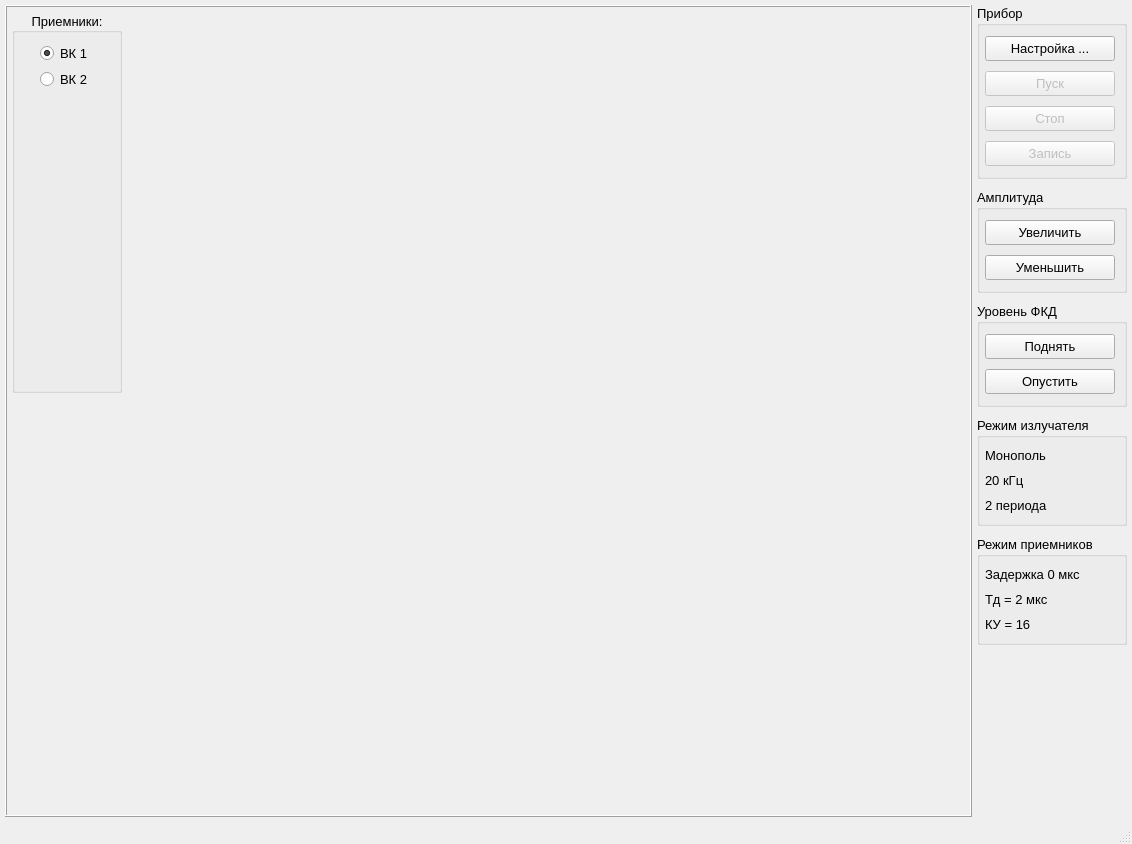
Above: mainwindow.ui from BatleCat/Qt_akp_reg before the change. Below: the same form after it.
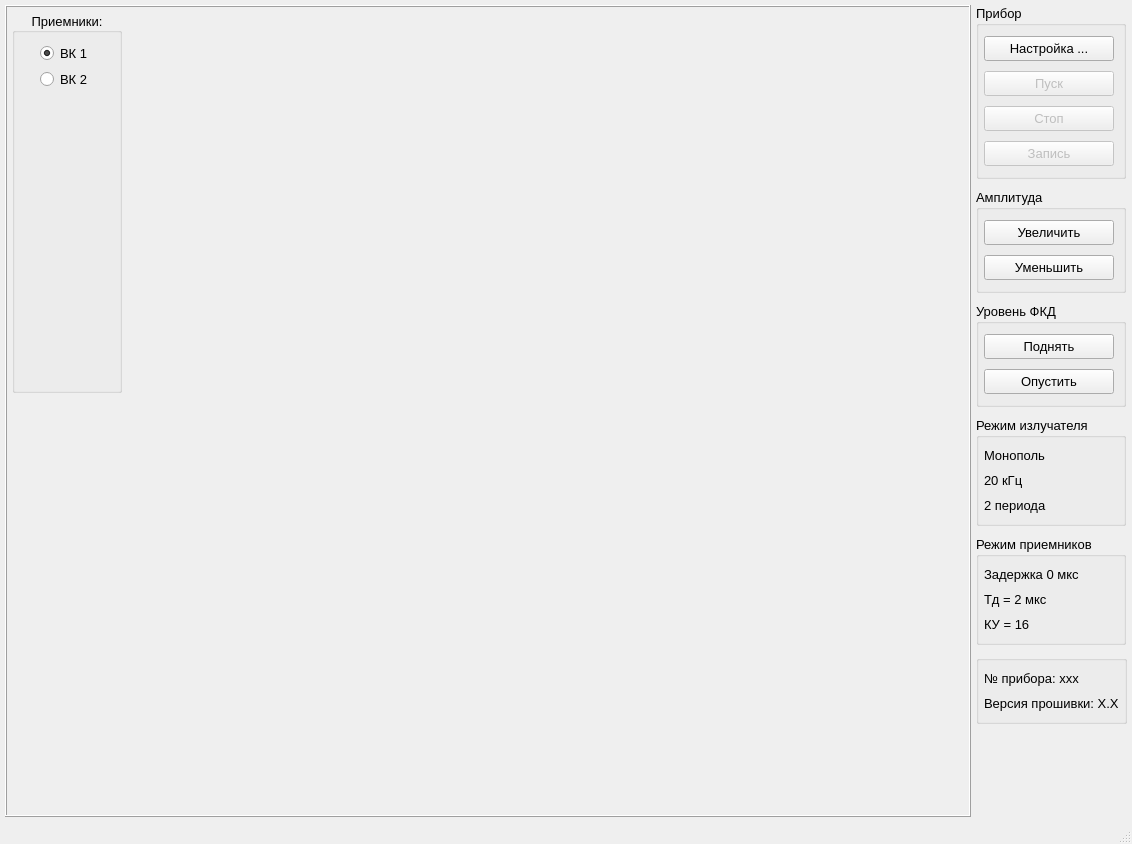
That is the form after the change. Icons and pictures are not drawn.

Commit message:
добавил вывод номера прибора и версии прошивки
* добавил вывод номера прибора и версии прошивки
* исправил вывод типа излучателя и числа периодов в соответствии с данными из прибора

Patch:
```diff
--- a/mainwindow.ui
+++ b/mainwindow.ui
@@ -851,6 +851,56 @@
         <zorder>label_RXdelay</zorder>
        </widget>
       </item>
+      <item>
+       <widget class="QGroupBox" name="groupBox_2">
+        <property name="minimumSize">
+         <size>
+          <width>0</width>
+          <height>30</height>
+         </size>
+        </property>
+        <property name="title">
+         <string/>
+        </property>
+        <layout class="QVBoxLayout" name="verticalLayout_2">
+         <property name="spacing">
+          <number>10</number>
+         </property>
+         <property name="leftMargin">
+          <number>5</number>
+         </property>
+         <property name="topMargin">
+          <number>10</number>
+         </property>
+         <property name="rightMargin">
+          <number>5</number>
+         </property>
+         <property name="bottomMargin">
+          <number>10</number>
+         </property>
+         <item>
+          <widget class="QLabel" name="label_ToolNo">
+           <property name="sizePolicy">
+            <sizepolicy hsizetype="Preferred" vsizetype="Preferred">
+             <horstretch>0</horstretch>
+             <verstretch>0</verstretch>
+            </sizepolicy>
+           </property>
+           <property name="text">
+            <string>№ прибора: ххх</string>
+           </property>
+          </widget>
+         </item>
+         <item>
+          <widget class="QLabel" name="label_SoftVer">
+           <property name="text">
+            <string>Версия прошивки: Х.Х</string>
+           </property>
+          </widget>
+         </item>
+        </layout>
+       </widget>
+      </item>
       <item>
        <spacer name="verticalSpacer">
         <property name="orientation">
```
The commit also changes 3 other files.
